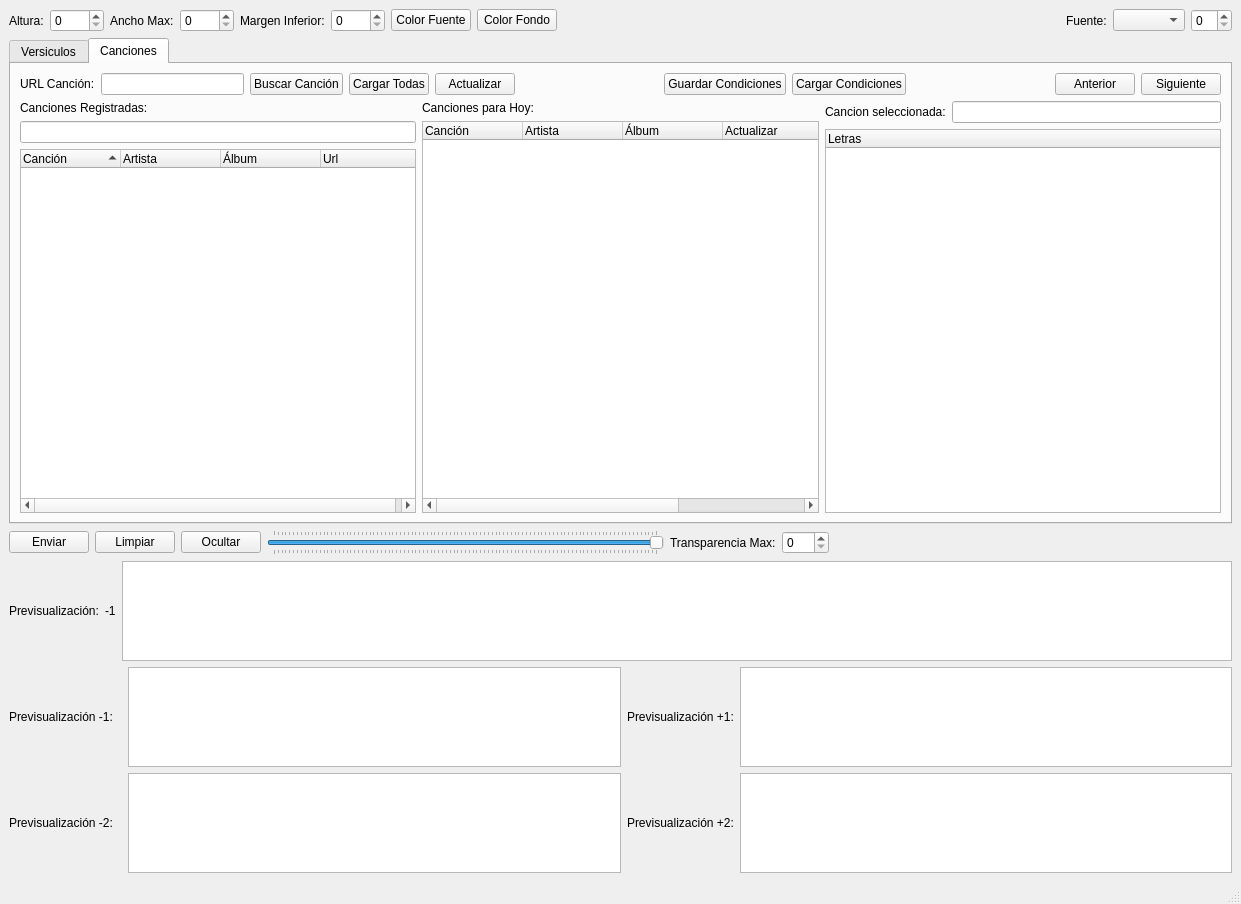
This is main.ui in TimRobles/Versiculos as Qt 5 draws it before an edit. The edited form follows.
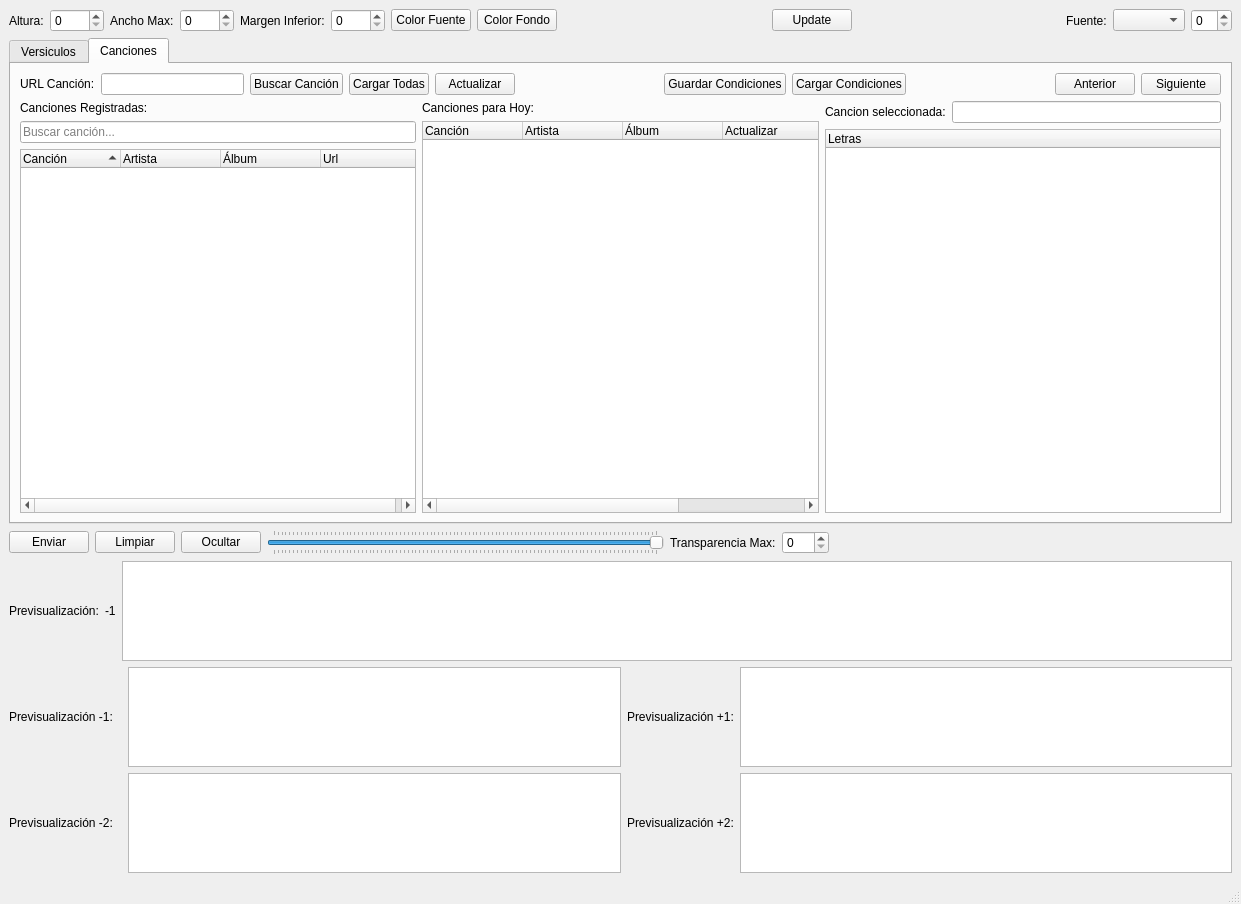
This is the edited form. The open tabs and pages were chosen to show the change.

Commit message: Update y buscar

Patch:
```diff
--- a/main.ui
+++ b/main.ui
@@ -110,6 +110,26 @@
       <item row="0" column="12">
        <widget class="QComboBox" name="cbFuente"/>
       </item>
+      <item row="0" column="9">
+       <widget class="QPushButton" name="btnUpdate">
+        <property name="text">
+         <string>Update</string>
+        </property>
+       </widget>
+      </item>
+      <item row="0" column="10">
+       <spacer name="horizontalSpacer_6">
+        <property name="orientation">
+         <enum>Qt::Horizontal</enum>
+        </property>
+        <property name="sizeHint" stdset="0">
+         <size>
+          <width>40</width>
+          <height>20</height>
+         </size>
+        </property>
+       </spacer>
+      </item>
      </layout>
     </item>
     <item row="5" column="3">
@@ -570,7 +590,11 @@
            </widget>
           </item>
           <item row="1" column="0">
-           <widget class="QLineEdit" name="leBuscar"/>
+           <widget class="QLineEdit" name="leBuscar">
+            <property name="placeholderText">
+             <string>Buscar canción...</string>
+            </property>
+           </widget>
           </item>
          </layout>
         </item>
```
Left out of the diff: 5 changed lines with no effect on the pictures. The commit also changes 3 other files.
